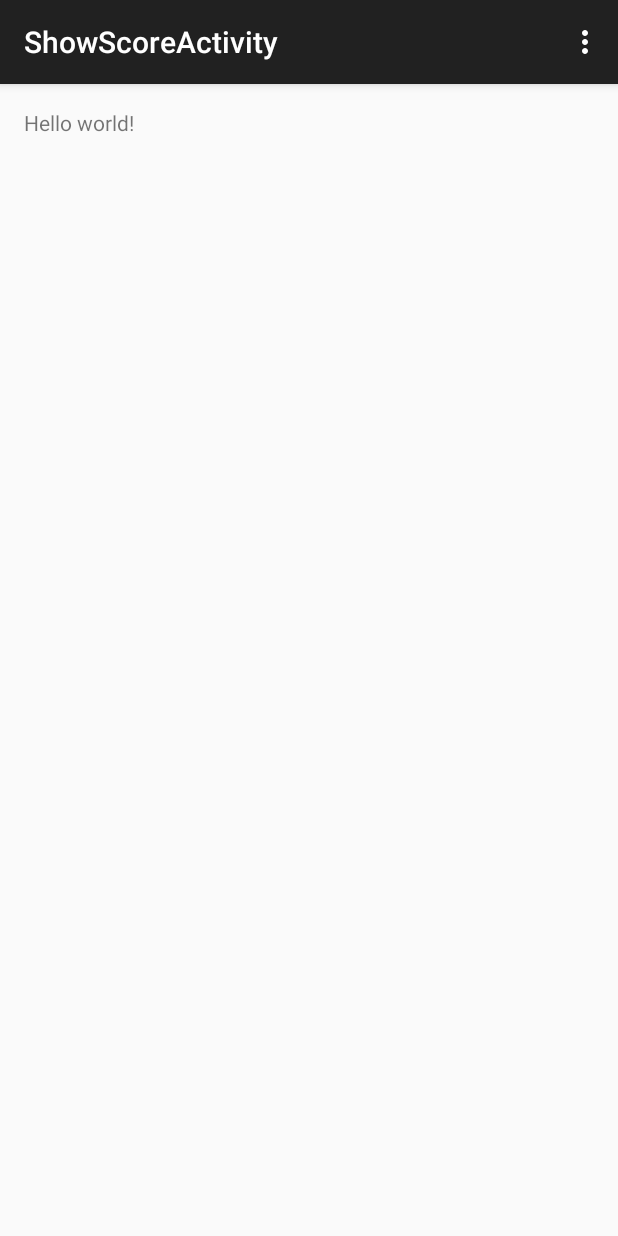
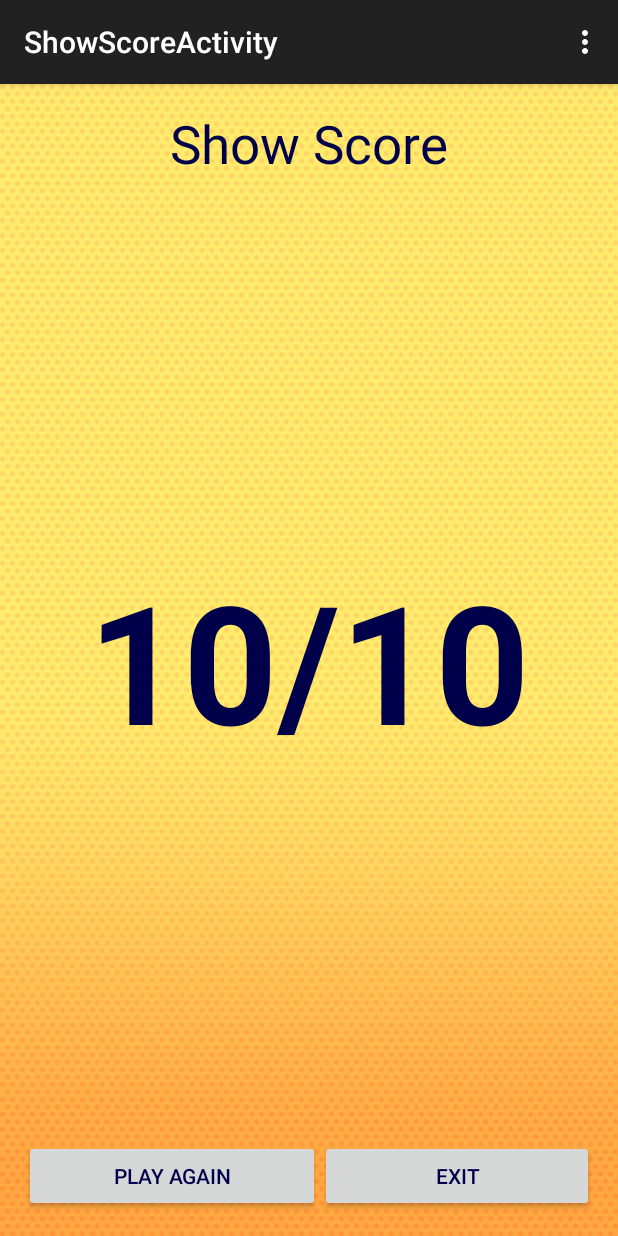
Before and after one commit to masterUNG/IshiharaSSRU, an Android app: the ShowScoreActivity screen opened directly, with no data from a screen before it, on a phone screen of 412 x 824 dp. Run offline under Robolectric (Android 15) with nearby library versions, the phone set to English and light mode, and no system bars.

Commit message:
Design Show score

```diff
--- a/app/src/main/res/layout/activity_show_score.xml
+++ b/app/src/main/res/layout/activity_show_score.xml
@@ -1,12 +1,53 @@
 <RelativeLayout xmlns:android="http://schemas.android.com/apk/res/android"
-    xmlns:tools="http://schemas.android.com/tools" android:layout_width="match_parent"
-    android:layout_height="match_parent" android:paddingLeft="@dimen/activity_horizontal_margin"
+    xmlns:tools="http://schemas.android.com/tools"
+    android:layout_width="match_parent"
+    android:layout_height="match_parent"
+    android:paddingBottom="@dimen/activity_vertical_margin"
+    android:paddingLeft="@dimen/activity_horizontal_margin"
     android:paddingRight="@dimen/activity_horizontal_margin"
     android:paddingTop="@dimen/activity_vertical_margin"
-    android:paddingBottom="@dimen/activity_vertical_margin"
-    tools:context="appewtc.masterung.ishiharassru.ShowScoreActivity">
+    tools:context="appewtc.masterung.ishiharassru.ShowScoreActivity"
+    android:background="@drawable/wall20">
 
-    <TextView android:text="@string/hello_world" android:layout_width="wrap_content"
-        android:layout_height="wrap_content" />
+    <TextView
+        android:layout_width="wrap_content"
+        android:layout_height="wrap_content"
+        android:text="Show Score"
+        android:id="@+id/textView3"
+        android:textSize="@dimen/h1"
+        android:layout_centerHorizontal="true"
+        android:textColor="@color/text" />
 
+    <TextView
+        android:layout_width="wrap_content"
+        android:layout_height="wrap_content"
+        android:text="10/10"
+        android:id="@+id/textView4"
+        android:layout_centerInParent="true"
+        android:textSize="110dp"
+        android:textStyle="bold"
+        android:textColor="@color/text" />
+
+    <LinearLayout
+        android:orientation="horizontal"
+        android:layout_width="match_parent"
+        android:layout_height="wrap_content"
+        android:layout_alignParentBottom="true">
+
+        <Button
+            android:layout_width="wrap_content"
+            android:layout_height="wrap_content"
+            android:text="Play Again"
+            android:id="@+id/button2"
+            android:layout_weight="1"
+            android:textColor="@color/text" />
+
+        <Button
+            android:layout_width="wrap_content"
+            android:layout_height="wrap_content"
+            android:text="Exit"
+            android:id="@+id/button3"
+            android:layout_weight="1"
+            android:textColor="@color/text" />
+    </LinearLayout>
 </RelativeLayout>
```
